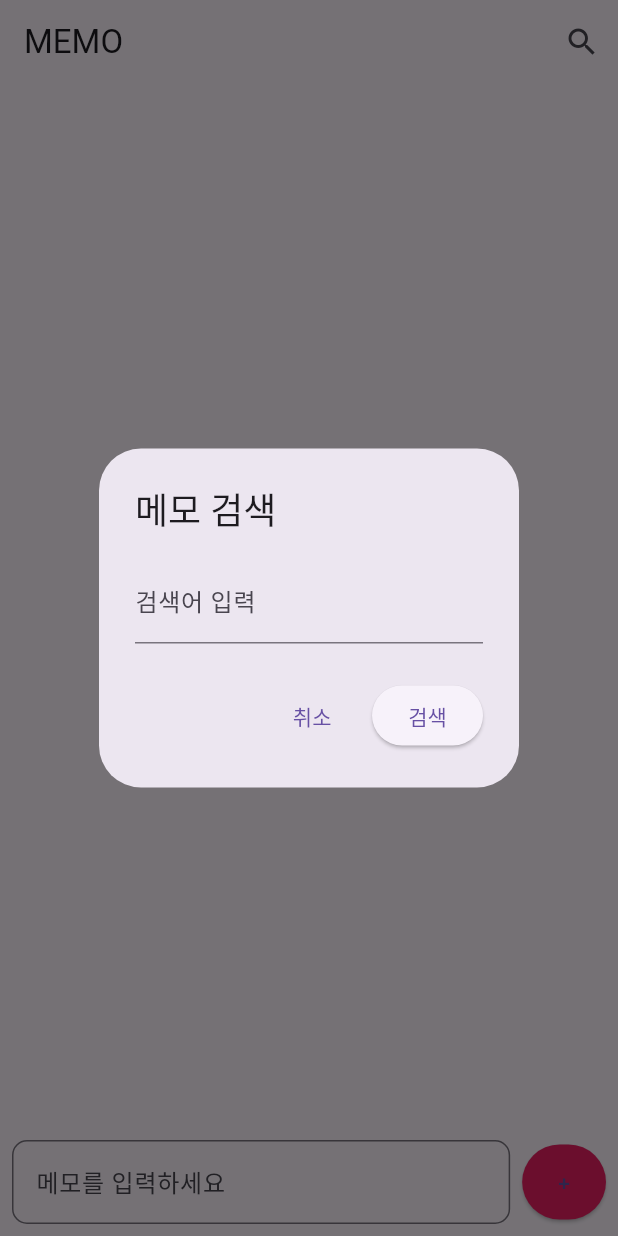
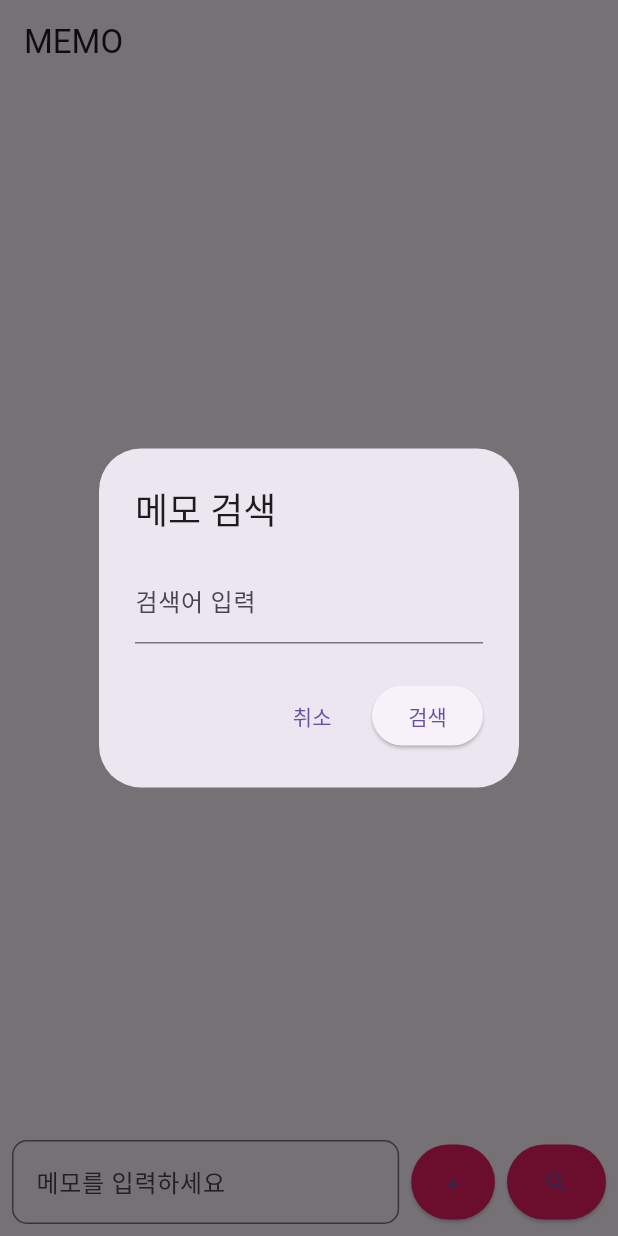
Before and after one commit to WhiteTorte/modo_hap, a Flutter app: the MemoPage screen opened directly, after a tap on the "search" icon, on a phone screen of 412 x 824 dp. Run offline on Flutter 3.47's test engine with Material 3 defaults, Android fonts, the phone set to English and light mode, and no system bars; our stand-ins replace cloud_firestore, firebase_auth, firebase_core, get; accounts and stored records are empty.

Commit message:
검색버튼 추가요

```diff
--- a/lib/memo.dart
+++ b/lib/memo.dart
@@ -132,14 +132,6 @@ class _MemoPageState extends State<MemoPage> {
     return Scaffold(
       appBar: AppBar(
         title: const Text('MEMO'),
-        actions: [
-          IconButton(
-            icon: const Icon(Icons.search),
-            onPressed: () {
-              showSearchDialog();
-            },
-          )
-        ],
       ),
       body: Column(
         children: [
@@ -199,6 +191,15 @@ class _MemoPageState extends State<MemoPage> {
                 ElevatedButton(
                   onPressed: _addMemo,
                   child: const Text('+'),
+                  style: ElevatedButton.styleFrom(
+                    minimumSize: const Size(50, 50),
+                    backgroundColor: Colors.pink,
+                  ),
+                ),
+                const SizedBox(width: 8),
+                ElevatedButton(
+                  onPressed: showSearchDialog,
+                  child: const Icon(Icons.search),
                   style: ElevatedButton.styleFrom(
                     minimumSize: const Size(50, 50),
                     backgroundColor: Colors.pink,
```
